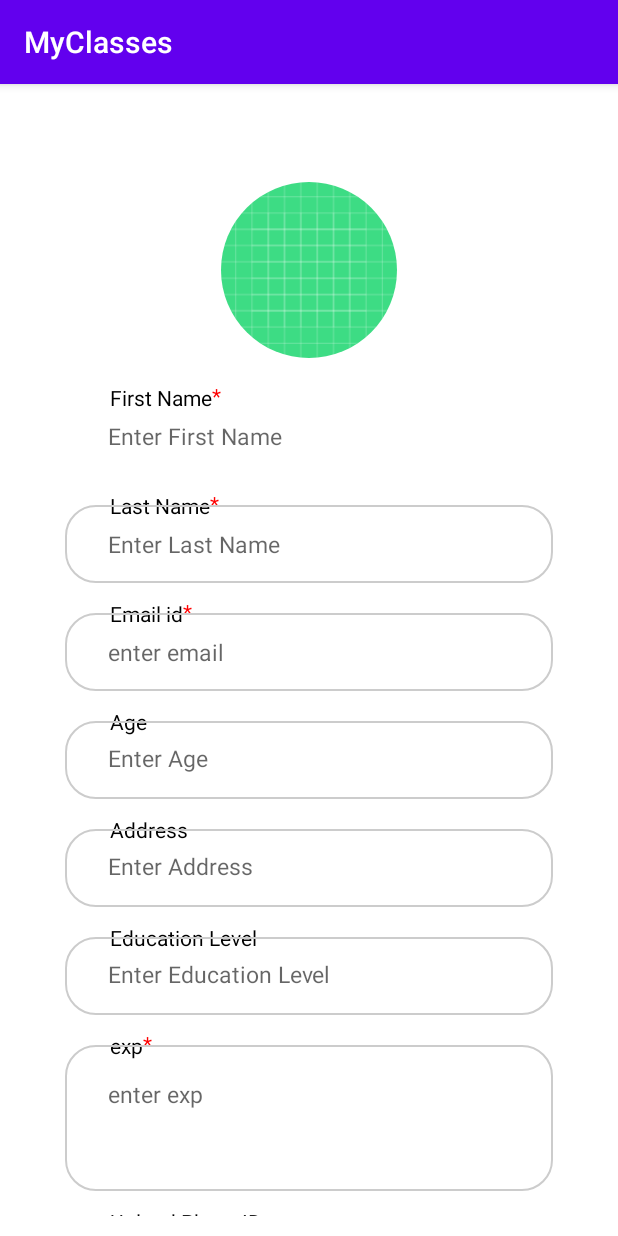
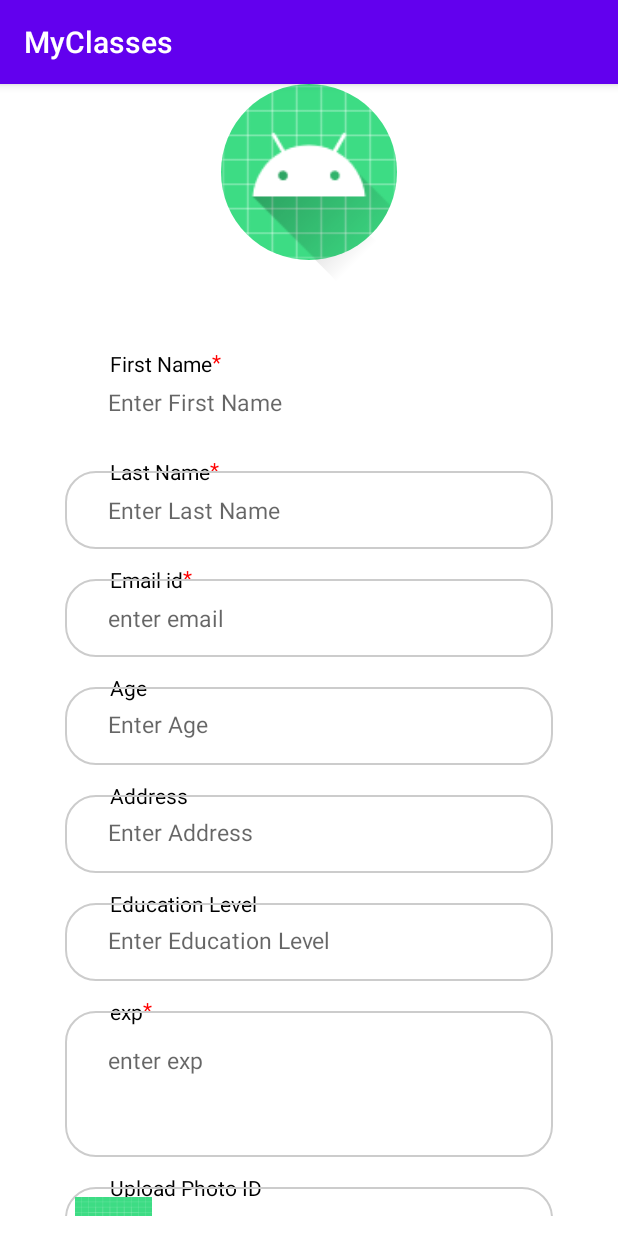
Before and after one commit to VivekMakwana24/MyClasses, an Android app: the screen it shows after launch (CwEditProfileActivity), on a phone screen of 412 x 824 dp. Run offline under Robolectric (Android 15) with nearby library versions, the phone set to English and light mode, and no system bars; our stand-ins replace CircleImageView, data binding, sdp/ssp sizes; libraries missing offline, so code that uses them is left out: com.theartofdev.edmodo; pictures from the network do not load.

Commit message:
Commit 2

```diff
--- a/app/src/main/java/com/example/myclasses/activities/CwEditProfileActivity.java
+++ b/app/src/main/java/com/example/myclasses/activities/CwEditProfileActivity.java
@@ -339,7 +339,6 @@ public class CwEditProfileActivity extends AppCompatActivity implements CountryC
             }
         });
 */
-
 
     }
 
--- a/app/src/main/res/layout/activity_cw_edit_profile.xml
+++ b/app/src/main/res/layout/activity_cw_edit_profile.xml
@@ -16,7 +16,6 @@
                 android:layout_width="wrap_content"
                 android:layout_height="wrap_content"
                 android:layout_centerHorizontal="true"
-                android:layout_marginTop="@dimen/_60sdp"
                 android:indeterminate="true"
                 android:indeterminateTint="@color/bright_sky_blue"
                 android:indeterminateTintMode="src_in"
@@ -28,8 +27,8 @@
                 android:layout_width="wrap_content"
                 android:layout_height="wrap_content"
                 android:layout_centerHorizontal="true"
-                android:layout_marginTop="@dimen/_68sdp"
                 android:padding="@dimen/_20sdp"
+                android:src="@drawable/ic_launcher_foreground"
                 android:visibility="visible" />
 
             <de.hdodenhof.circleimageview.CircleImageView
@@ -37,8 +36,7 @@
                 android:layout_width="@dimen/_90sdp"
                 android:layout_height="@dimen/_90sdp"
                 android:layout_centerHorizontal="true"
-                android:src="@drawable/ic_launcher_background"
-                android:layout_marginTop="@dimen/_50sdp"
+                android:src="@mipmap/ic_launcher_round"
                 tools:targetApi="m" />
 
 
```
Also changed, not shown: app/src/main/java/com/example/myclasses/Firebase/MyAndroidFirebaseMsgService.java (+1 -11 lines).
